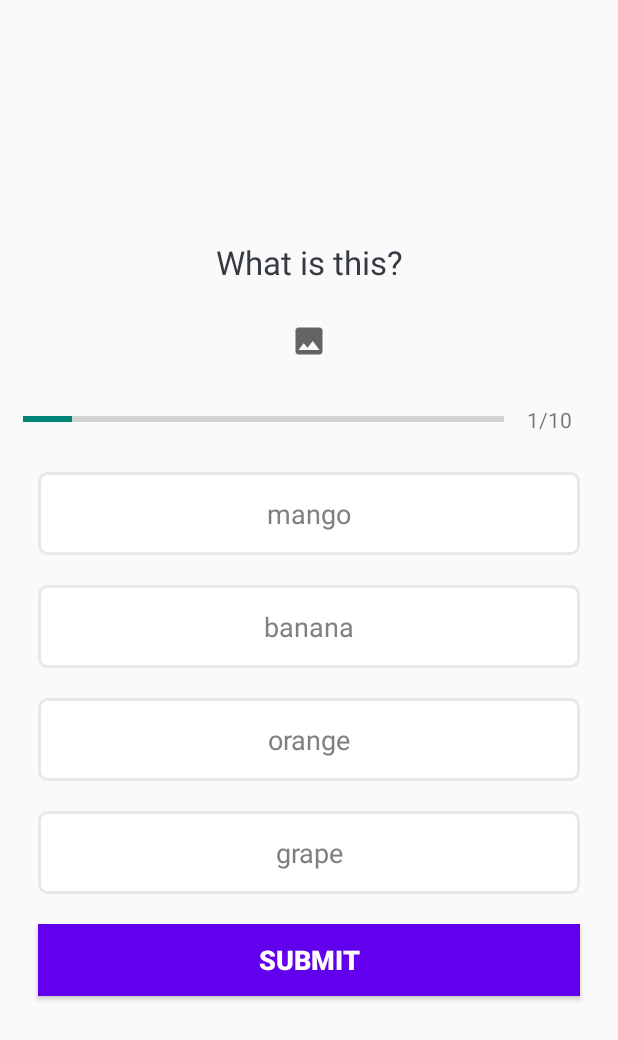
After one commit to henefisa/flashcard, an Android app: the QuizActivity screen opened directly, with no data from a screen before it, on a phone screen of 412 x 824 dp. The commit adds this screen. Shown: the top 1040 px of the screen. Run offline under Robolectric (Android 15) with nearby library versions, the phone set to English and light mode, and no system bars; our stand-ins replace Firebase (no records; nobody signed in at launch, a user with empty details on screens opened directly), Picasso; pictures from the network do not load.

Commit message:
upload quiz

```diff
--- /dev/null
+++ b/app/src/main/java/com/xfs/flashcard/activities/QuizActivity.kt
@@ -0,0 +1,180 @@
+package com.xfs.flashcard.activities
+
+import android.content.Intent
+import android.graphics.Color
+import android.graphics.Typeface
+import androidx.appcompat.app.AppCompatActivity
+import android.os.Bundle
+import android.util.Log
+import android.view.View
+import android.widget.ImageView
+import android.widget.TextView
+import androidx.core.content.ContextCompat
+import com.google.firebase.firestore.FirebaseFirestore
+import com.squareup.picasso.Picasso
+import com.xfs.flashcard.R
+import com.xfs.flashcard.models.Question
+import kotlinx.android.synthetic.main.activity_quiz.*
+
+class QuizActivity : AppCompatActivity(), View.OnClickListener {
+    private lateinit var database: FirebaseFirestore
+
+    private var currentPosition : Int = 1
+    private var questionList = ArrayList<Question>()
+    private var selectOptionPosition : Int = 0
+    private var correctAnswers : Int = 0
+
+    override fun onCreate(savedInstanceState: Bundle?) {
+        super.onCreate(savedInstanceState)
+        setContentView(R.layout.activity_quiz)
+        database = FirebaseFirestore.getInstance()
+        val que1 = Question("1","What is this?","https://www.lushusa.com/dw/image/v2/BDMQ_PRD/on/demandware.static/-/Library-Sites-LushSharedLibrary/default/dwf97cb700/images/ingredients/10424.jpg?sw=250&sh=250&sm=fit",
+            "orange","banana","mango","grape",1)
+        val que2 = Question("2","What is this?","https://www.lushusa.com/dw/image/v2/BDMQ_PRD/on/demandware.static/-/Library-Sites-LushSharedLibrary/default/dwf97cb700/images/ingredients/10424.jpg?sw=250&sh=250&sm=fit",
+            "mango","banana","orange","grape",3)
+        val que3 = Question("3","What is this?","https://www.lushusa.com/dw/image/v2/BDMQ_PRD/on/demandware.static/-/Library-Sites-LushSharedLibrary/default/dwf97cb700/images/ingredients/10424.jpg?sw=250&sh=250&sm=fit",
+            "banana","orange","mango","grape",2)
+//        questionList.add(que1)
+        questionList.add(que2)
+        questionList.add(que3)
+        getQuestion()
+
+        setQuiz()
+        tv_optionOne.setOnClickListener(this)
+        tv_optionTwo.setOnClickListener(this)
+        tv_optionThree.setOnClickListener(this)
+        tv_optionFour.setOnClickListener(this)
+        btn_submit.setOnClickListener(this)
+    }
+
+    fun getQuestion() {
+        database.collection("Questions").get().addOnCompleteListener { p0 ->
+            if (p0.isSuccessful) {
+                for (data in p0.result!!) {
+                    questionList.add(
+                        Question(
+                            data.id,
+                            data.get("question") as String,
+                            data.get("img") as String,
+                            data.get("optionOne") as String,
+                            data.get("optionTwo") as String,
+                            data.get("optionThree") as String,
+                            data.get("optionFour") as String,
+                            data.get("correctAnswer") as Long
+                        )
+                    )
+
+                }
+            }
+        }
+    }
+
+    override fun onClick(v : View?) {
+        when(v?.id){
+            R.id.tv_optionOne -> {
+                selectedOptionView(tv_optionOne,1)
+            }
+            R.id.tv_optionTwo -> {
+                selectedOptionView(tv_optionTwo,2)
+            }
+            R.id.tv_optionThree -> {
+                selectedOptionView(tv_optionThree,3)
+            }
+            R.id.tv_optionFour -> {
+                selectedOptionView(tv_optionFour,4)
+            }
+            R.id.btn_submit ->{
+                if(selectOptionPosition.toInt() == 0){
+                    currentPosition+=1
+
+                    when{
+                        currentPosition <= questionList.size -> {
+                            setQuiz()
+                        }else ->{
+                        val intent = Intent(this,ResultQuizActivity::class.java)
+                        intent.putExtra("correct_answers",correctAnswers)
+                        intent.putExtra("total_question",questionList.size)
+                        startActivity(intent)
+                    }
+                    }
+                }else{
+                    val question = questionList[currentPosition-1]
+                    if(question.correctAnswer.toInt() != selectOptionPosition){
+                        answerView(selectOptionPosition.toInt(),R.drawable.wrong_option_border)
+                    }else{
+                        correctAnswers+=1
+                    }
+                    answerView(question.correctAnswer.toInt(),R.drawable.correct_option_border)
+                    if(currentPosition == questionList.size){
+                        btn_submit.text = "FINISH"
+                    }else{
+                        btn_submit.text = "NEXT QUESTION"
+                    }
+                    selectOptionPosition = 0
+                }
+            }
+        }
+    }
+
+    private fun answerView(answer: Int, drawableView: Int){
+        when(answer){
+            1 ->{
+                tv_optionOne.background = ContextCompat.getDrawable(this,drawableView)
+            }
+            2 ->{
+                tv_optionTwo.background = ContextCompat.getDrawable(this,drawableView)
+            }
+            3 ->{
+                tv_optionThree.background = ContextCompat.getDrawable(this,drawableView)
+            }
+            4 ->{
+                tv_optionFour.background = ContextCompat.getDrawable(this,drawableView)
+            }
+        }
+    }
+
+    private fun setQuiz(){
+        val question = questionList[currentPosition-1]
+        defaultOptionView()
+
+        if(currentPosition == questionList.size){
+            btn_submit.text = "FINISH"
+        }else{
+            btn_submit.text = "SUBMIT"
+        }
+
+        progressBar.progress = currentPosition
+        tv_progress.text="$currentPosition" + "/" + progressBar.max
+        tv_question.text = question.question
+        Picasso.get().load(question.img).placeholder(R.drawable.icon_img).into(findViewById<ImageView>(R.id.iv_image))
+        tv_optionOne.text = question.optionOne
+        tv_optionTwo.text = question.optionTwo
+        tv_optionThree.text = question.optionThree
+        tv_optionFour.text = question.optionFour
+    }
+
+    private  fun selectedOptionView(tv : TextView, selectedOptionNum: Int){
+        defaultOptionView()
+        selectOptionPosition = selectedOptionNum
+
+        tv.setTextColor(Color.parseColor("#333333"))
+        tv.setTypeface(tv.typeface, Typeface.BOLD)
+        tv.background = ContextCompat.getDrawable(this,R.drawable.selected_option_border)
+    }
+
+    private fun defaultOptionView() {
+        val options = ArrayList<TextView>()
+        options.add(0,tv_optionOne)
+        options.add(1,tv_optionTwo)
+        options.add(2,tv_optionThree)
+        options.add(3,tv_optionFour)
+
+        for (option in options){
+            option.setTextColor(Color.parseColor("#808080"))
+            option.typeface = Typeface.DEFAULT
+            option.background = ContextCompat.getDrawable(this,R.drawable.default_option_border)
+        }
+    }
+
+
+}
--- /dev/null
+++ b/app/src/main/java/com/xfs/flashcard/models/Question.kt
@@ -0,0 +1,12 @@
+package com.xfs.flashcard.models
+
+class Question(
+    val id: String,
+    val question: String,
+    val img: String,
+    val optionOne: String,
+    val optionTwo: String,
+    val optionThree: String,
+    val optionFour: String,
+    val correctAnswer: Long
+)
--- /dev/null
+++ b/app/src/main/res/drawable-v24/default_option_border.xml
@@ -0,0 +1,10 @@
+<?xml version="1.0" encoding="utf-8"?>
+<shape xmlns:android="http://schemas.android.com/apk/res/android"
+    android:shape="rectangle">
+    <stroke
+        android:width="2dp"
+        android:color="#E8E8E8"/>
+    <solid android:color="@android:color/white"/>
+
+    <corners android:radius="5dp"/>
+</shape>
--- /dev/null
+++ b/app/src/main/res/drawable-v24/wrong_option_border.xml
@@ -0,0 +1,8 @@
+<?xml version="1.0" encoding="utf-8"?>
+<shape xmlns:android="http://schemas.android.com/apk/res/android"
+    android:shape="rectangle">
+
+    <solid android:color="@color/red"/>
+
+    <corners android:radius="5dp"/>
+</shape>
--- /dev/null
+++ b/app/src/main/res/drawable/correct_option_border.xml
@@ -0,0 +1,8 @@
+<?xml version="1.0" encoding="utf-8"?>
+<shape xmlns:android="http://schemas.android.com/apk/res/android"
+    android:shape="rectangle">
+
+    <solid android:color="@color/Limegreen"/>
+
+    <corners android:radius="5dp"/>
+</shape>
--- /dev/null
+++ b/app/src/main/res/drawable/selected_option_border.xml
@@ -0,0 +1,10 @@
+<?xml version="1.0" encoding="utf-8"?>
+<shape xmlns:android="http://schemas.android.com/apk/res/android"
+    android:shape="rectangle">
+    <stroke
+        android:width="2dp"
+        android:color="@color/colorPrimary"/>
+    <solid android:color="@android:color/white"/>
+
+    <corners android:radius="5dp"/>
+</shape>
--- /dev/null
+++ b/app/src/main/res/layout/activity_quiz.xml
@@ -0,0 +1,115 @@
+<?xml version="1.0" encoding="utf-8"?>
+<ScrollView xmlns:android="http://schemas.android.com/apk/res/android"
+    xmlns:app="http://schemas.android.com/apk/res-auto"
+    xmlns:tools="http://schemas.android.com/tools"
+    android:layout_width="match_parent"
+    android:layout_height="match_parent"
+    android:fillViewport="true"
+    tools:context=".activities.QuizActivity">
+    <LinearLayout
+        android:layout_width="match_parent"
+        android:layout_height="wrap_content"
+        android:orientation="vertical"
+        android:gravity="center"
+        android:padding="15dp">
+        <TextView
+            android:id="@+id/tv_question"
+            android:layout_width="match_parent"
+            android:layout_height="wrap_content"
+            android:gravity="center"
+            android:layout_margin="10dp"
+            android:textColor="#363A43"
+            android:textSize="22sp"
+            />
+        <ImageView
+            android:id="@+id/iv_image"
+            android:layout_width="wrap_content"
+            android:layout_height="wrap_content"
+            android:layout_marginTop="16dp"
+            android:src="@drawable/common_google_signin_btn_text_dark"/>
+        <LinearLayout
+            android:id="@+id/progress_detail"
+            android:layout_width="match_parent"
+            android:layout_height="wrap_content"
+            android:layout_marginTop="15dp"
+            android:gravity="center_vertical"
+            android:orientation="horizontal">
+            <ProgressBar
+                android:id="@+id/progressBar"
+                style="?android:attr/progressBarStyleHorizontal"
+                android:layout_width="0dp"
+                android:layout_height="wrap_content"
+                android:layout_weight="1"
+                android:max="10"
+                android:minHeight="50dp"
+                android:progress="0"
+                android:indeterminate="false"/>
+            <TextView
+                android:id="@+id/tv_progress"
+                android:layout_width="wrap_content"
+                android:layout_height="wrap_content"
+                android:gravity="center"
+                android:padding="15dp"
+                android:textColorHint="@color/grey"
+                android:text="0/10"/>
+
+        </LinearLayout>
+
+        <TextView
+            android:id="@+id/tv_optionOne"
+            android:layout_width="match_parent"
+            android:layout_height="wrap_content"
+            android:layout_margin="10dp"
+            android:background="@drawable/default_option_border"
+            android:gravity="center"
+            android:padding="15dp"
+            android:textColor="@color/grey"
+            android:textSize="18sp"
+            android:text="OptionOne"/>
+        <TextView
+            android:id="@+id/tv_optionTwo"
+            android:layout_width="match_parent"
+            android:layout_height="wrap_content"
+            android:layout_margin="10dp"
+            android:background="@drawable/default_option_border"
+            android:gravity="center"
+            android:padding="15dp"
+            android:textColor="@color/grey"
+            android:textSize="18sp"
+            android:text="OptionTwo"/>
+        <TextView
+            android:id="@+id/tv_optionThree"
+            android:layout_width="match_parent"
+            android:layout_height="wrap_content"
+            android:layout_margin="10dp"
+            android:background="@drawable/default_option_border"
+            android:gravity="center"
+            android:padding="15dp"
+            android:textColor="@color/grey"
+            android:textSize="18sp"
+            android:text="OptionThree"/>
+        <TextView
+            android:id="@+id/tv_optionFour"
+            android:layout_width="match_parent"
+            android:layout_height="wrap_content"
+            android:layout_margin="10dp"
+            android:background="@drawable/default_option_border"
+            android:gravity="center"
+            android:padding="15dp"
+            android:textColor="@color/grey"
+            android:textSize="18sp"
+            android:text="OptionFour"/>
+
+        <Button
+            android:id="@+id/btn_submit"
+            android:layout_width="match_parent"
+            android:layout_height="wrap_content"
+            android:layout_margin="10dp"
+            android:background="@color/colorPrimary"
+            android:text="SUBMIT"
+            android:textColor="@color/white"
+            android:textSize="18sp"
+            android:textStyle="bold"/>
+
+    </LinearLayout>
+</ScrollView>
--- a/app/src/main/res/values/colors.xml
+++ b/app/src/main/res/values/colors.xml
@@ -11,4 +11,9 @@
     <color name="window">#E9ECF0</color>
     <color name="correct_answer_background_disabled">#F5F0FBFA</color>
     <color name="screen_title">#B8000000</color>
+    <color name="Limegreen">#32CD32</color>
+    <color name="red">#FF0000</color>
+    <color name="mintCream">#F5FFFA</color>
+    <color name="green">#008000</color>
+    <color name="MediumSlateBlue">#7B68EE</color>
 </resources>
```
Also changed, not shown: app/src/main/AndroidManifest.xml (+5 -3 lines), app/src/main/java/com/xfs/flashcard/activities/HomepageActivity.kt (+7 -2 lines), app/src/main/java/com/xfs/flashcard/activities/ResultQuizActivity.kt (added, +24 -0 lines), app/src/main/res/layout/activity_result_quiz.xml (added, +56 -0 lines).
